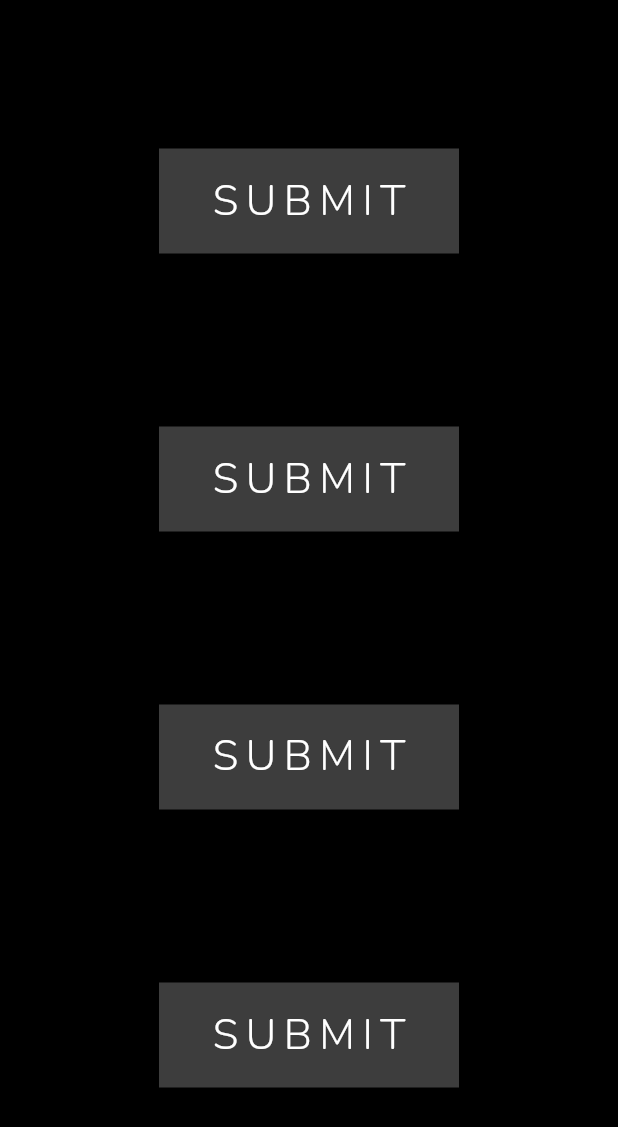
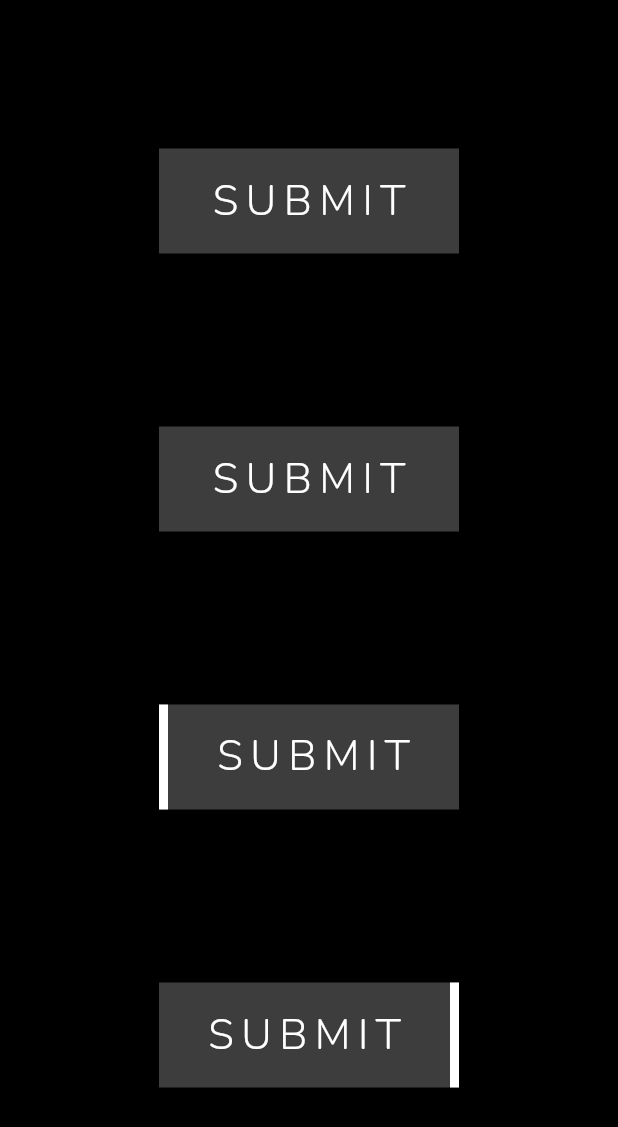
Before and after one commit to NikhilVadoliya/FlutterAnimatedButton, a Flutter app: the screen it shows after launch, on a phone screen of 412 x 824 dp. Shown: the top 1127 px of the screen. Run offline on Flutter 3.47's test engine with Material 2 defaults, Android fonts, the phone set to English and light mode, and no system bars; our stand-ins replace google_fonts.

Commit message:
:rocket: -  launch package

```diff
--- a/example/lib/main.dart
+++ b/example/lib/main.dart
@@ -68,38 +68,15 @@ class AnimatedButtonDemo extends StatelessWidget {
             SizedBox(
               height: 50,
             ),
-            AnimatedButton(
+            AnimatedButton.strip(
+                width: 200,
                 height: 70,
-                width: 200,
-                text: 'SUBMIT',
-                isReverse: true,
-                selectedTextColor: Colors.black,
-                transitionType: TransitionType.RIGHT_TO_LEFT,
-                textStyle: submitTextStyle),
-            SizedBox(
-              height: 50,
-            ),
-            AnimatedButton(
-                height: 70,
-                width: 200,
                 text: 'SUBMIT',
                 isReverse: true,
                 selectedTextColor: Colors.black,
                 transitionType: TransitionType.LEFT_TO_RIGHT,
+                selectedBackgroundColor: Colors.white,
                 textStyle: submitTextStyle),
-            SizedBox(
-              height: 50,
-            ),
-           /* AnimatedButton.strip(
-              width: 200,
-              height: 70,
-              text: 'SUBMIT',
-              isReverse: true,
-              selectedTextColor: Colors.black,
-              transitionType: TransitionType.LEFT_TO_RIGHT,
-              selectedBackgroundColor: Colors.white,
-              textStyle: submitTextStyle,
-            ),
             SizedBox(
               height: 50,
             ),
@@ -115,30 +92,6 @@ class AnimatedButtonDemo extends StatelessWidget {
             SizedBox(
               height: 50,
             ),
-            AnimatedButton.strip(
-                width: 200,
-                height: 70,
-                text: 'SUBMIT',
-                isReverse: true,
-                selectedTextColor: Colors.black,
-                transitionType: TransitionType.TOP_TO_BOTTOM,
-                selectedBackgroundColor: Colors.white,
-                textStyle: submitTextStyle),
-            SizedBox(
-              height: 50,
-            ),
-            AnimatedButton.strip(
-                width: 200,
-                height: 70,
-                text: 'SUBMIT',
-                isReverse: true,
-                selectedTextColor: Colors.black,
-                transitionType: TransitionType.BOTTOM_TO_TOP,
-                selectedBackgroundColor: Colors.white,
-                textStyle: submitTextStyle),
-            SizedBox(
-              height: 50,
-            ),*/
           ],
         ),
       ),
--- a/lib/animated_button.dart
+++ b/lib/animated_button.dart
@@ -117,27 +117,6 @@ class _AnimatedButtonState extends State<AnimatedButton>
       maxLines: widget.textMaxLine ?? defaultTextStyle.maxLines,
       overflow: widget.textOverflow ?? defaultTextStyle.overflow,
       style: widget.textStyle.copyWith(color: widget.selectedTextColor),
-    );
-
-    var selectedButtonClick = InkWell(
-      onTap: () {
-        if (widget.isReverse && _controller.isCompleted) {
-          _controller.reverse();
-        } else {
-          _controller.forward();
-        }
-      },
-      child: textSelected,
-    );
-    var normalButtonClick = InkWell(
-      onTap: () {
-        if (widget.isReverse && _controller.isCompleted) {
-          _controller.reverse();
-        } else {
-          _controller.forward();
-        }
-      },
-      child: textSelected,
     );
 
     return Stack(
--- a/pubspec.yaml
+++ b/pubspec.yaml
@@ -1,6 +1,6 @@
 name: flutter_animated_button
 description: A flutter package project which contains a collection of cool and beautiful button animations.
-version: 1.0.0
+version: 0.1.0
 author: vadoliya.nikhil99@gmail.com
 homepage: https://github.com/NikhilVadoliya/FlutterAnimatedButton
 
```
